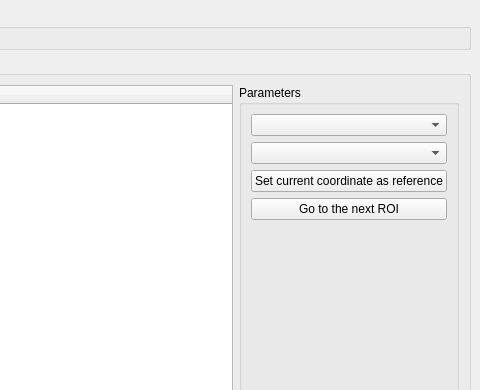
Old version of the form iris/resources/coordinate_modifiers/gridify_setup_finetuning.ui in the repository The-Thomas-Lab-UCL/orm-iris; both pictures show x 720 to 1200 and y 0 to 390 of the 1200 by 726 pixel window.
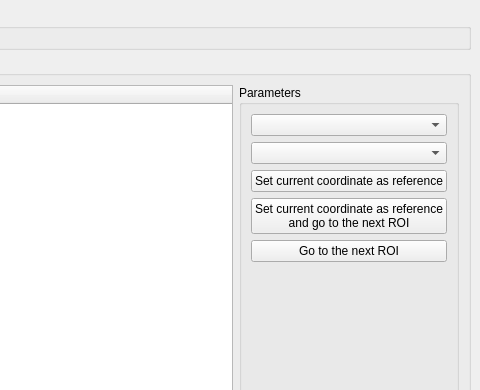
New version of the form.

Commit message: Added: gridify 'set and go to next' button

Patch:
```diff
--- a/iris/resources/coordinate_modifiers/gridify_setup_finetuning.ui
+++ b/iris/resources/coordinate_modifiers/gridify_setup_finetuning.ui
@@ -79,6 +79,14 @@
                   </property>
                  </widget>
                 </item>
+                <item>
+                 <widget class="QPushButton" name="btn_set_nextROI">
+                  <property name="text">
+                   <string>Set current coordinate as reference
+and go to the next ROI</string>
+                  </property>
+                 </widget>
+                </item>
                 <item>
                  <widget class="QPushButton" name="btn_nextROI">
                   <property name="text">
```
The commit also changes 2 other files.
